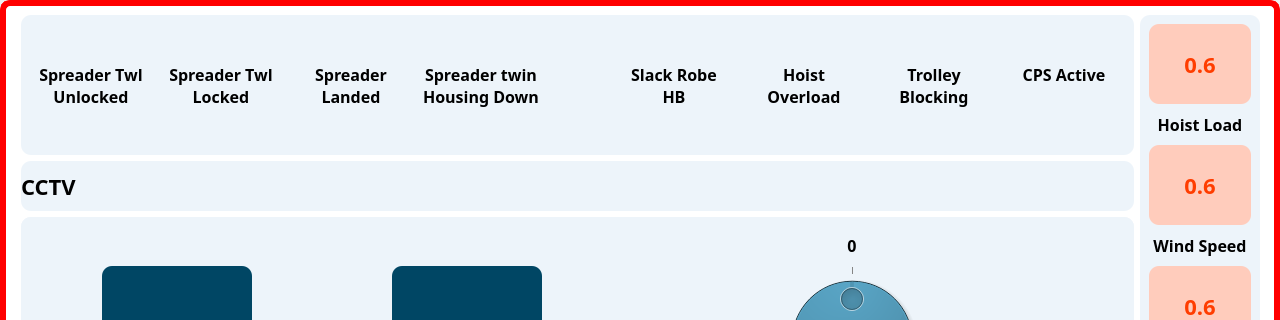
Before: the Qt Designer form PLCModBus.ui in msalmonw/Pyside-ModBus-App, drawn with Qt 5; both pictures show x 0 to 1280 and y 0 to 320 of the 1280 by 720 pixel window.
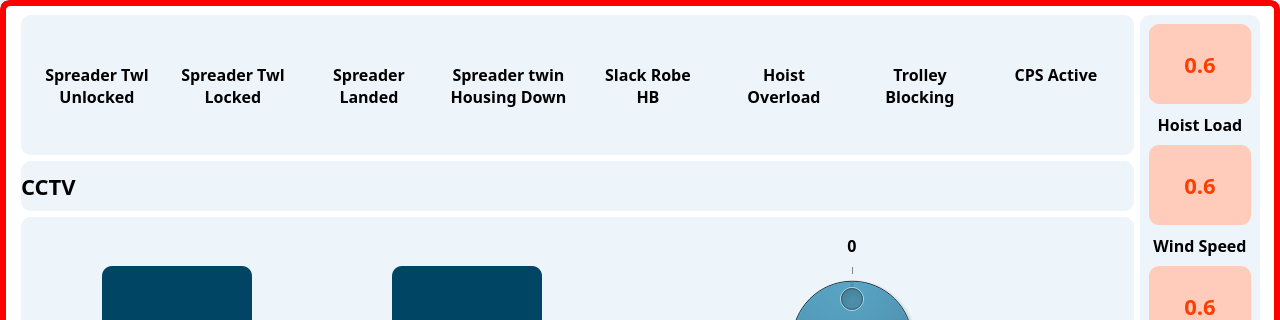
After: the same form once the commit is applied. The open tabs and pages were chosen to show the change. Icons and pictures are not drawn.

What changed in the file:
```diff
--- a/PLCModBus.ui
+++ b/PLCModBus.ui
@@ -29,17 +29,7 @@
    <string>mainwindow</string>
   </property>
   <property name="styleSheet">
-   <string notr="true"/>
-  </property>
-  <property name="iconSize">
-   <size>
-    <width>32</width>
-    <height>48</height>
-   </size>
-  </property>
-  <widget class="QWidget" name="centralwidget">
-   <property name="styleSheet">
-    <string notr="true">QWidget#centralwidget{
+   <string notr="true">QWidget#centralwidget{
 background:rgb(255, 255, 255);
 border-radius: 10px;
 border: 6px solid;
@@ -92,6 +82,16 @@
 background: rgb(0, 70, 100);
 border-radius: 3px;
 }</string>
+  </property>
+  <property name="iconSize">
+   <size>
+    <width>32</width>
+    <height>48</height>
+   </size>
+  </property>
+  <widget class="QWidget" name="centralwidget">
+   <property name="styleSheet">
+    <string notr="true"/>
    </property>
    <layout class="QGridLayout" name="gridLayout">
     <property name="leftMargin">
@@ -555,22 +555,6 @@
          </property>
         </widget>
        </item>
-       <item>
-        <spacer name="horizontalSpacer">
-         <property name="orientation">
-          <enum>Qt::Horizontal</enum>
-         </property>
-         <property name="sizeType">
-          <enum>QSizePolicy::Preferred</enum>
-         </property>
-         <property name="sizeHint" stdset="0">
-          <size>
-           <width>100</width>
-           <height>20</height>
-          </size>
-         </property>
-        </spacer>
-       </item>
        <item>
         <widget class="QToolButton" name="slackRobe">
          <property name="minimumSize">
```
Left out of the diff: 10 changed lines with no effect on the pictures.
